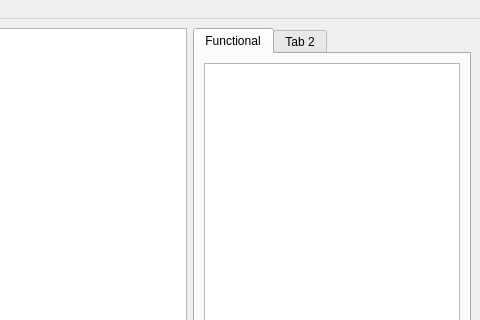
This is pmig.ui in foxdust42/PMIG as Qt 5 draws it before an edit; both pictures show x 804 to 1284 and y 0 to 320 of the 1284 by 785 pixel window. The edited form follows.
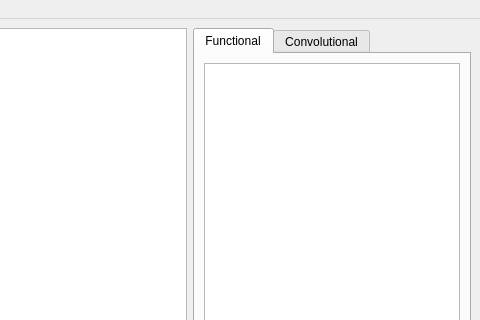
This is the edited form. Custom widgets are drawn as their Qt base class.

Patch:
```diff
--- a/pmig.ui
+++ b/pmig.ui
@@ -57,7 +57,7 @@
         </widget>
         <widget class="QWidget" name="tab_2">
          <attribute name="title">
-          <string>Tab 2</string>
+          <string>Convolutional</string>
          </attribute>
          <layout class="QFormLayout" name="formLayout_2">
           <item row="0" column="0">
```
Left out of the diff: 4 changed lines with no effect on the pictures.
